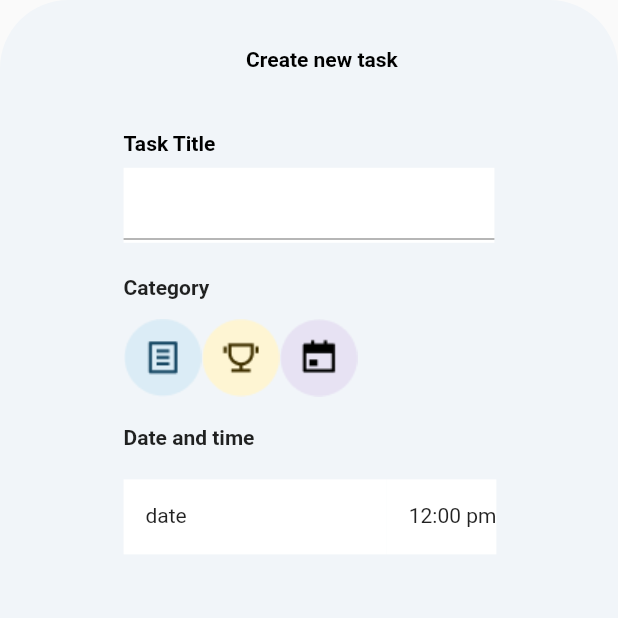
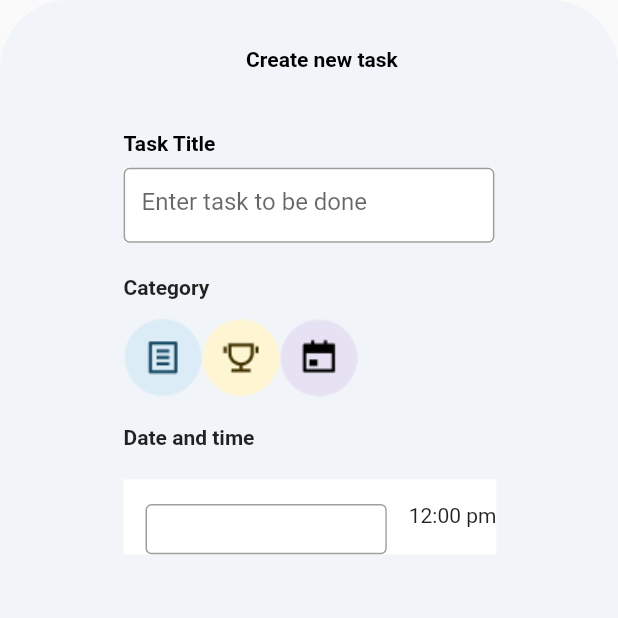
Before and after one commit to Mikhelmariya/todo, a Flutter app: the AddTaskPage screen opened directly, on a phone screen of 412 x 824 dp, the top half of it. Run offline on Flutter 3.47's test engine with Material 2 defaults, Android fonts, the phone set to English and light mode, and no system bars; our stand-ins replace table_calendar; missing offline and left inert: dart:html.

Commit message:
added textfiled with hint

```diff
--- a/lib/screens/add_task_page.dart
+++ b/lib/screens/add_task_page.dart
@@ -15,6 +15,9 @@ class AddTaskPage extends StatefulWidget {
 }
 
 class _AddTaskPageState extends State<AddTaskPage> {
+  var task = TextEditingController();
+  var date = TextEditingController();
+  var time = TextEditingController();
   DateTime selectedDate = DateTime.now();
   @override
   Widget build(BuildContext context) {
@@ -56,8 +59,12 @@ class _AddTaskPageState extends State<AddTaskPage> {
                         width: 351,
                         height: 50,
                         decoration: BoxDecoration(color: Color(0xfffffffff)),
-                        child: TextFormField(
-                          controller: taskTitleController,
+                        child: TextField(
+                          controller: task,
+                          decoration: InputDecoration(
+                            hintText: "Enter task to be done",
+                            border: OutlineInputBorder(),
+                          ),
                         ),
                       ),
                     ),
@@ -101,7 +108,9 @@ class _AddTaskPageState extends State<AddTaskPage> {
                             child: Padding(
                               padding: const EdgeInsets.only(
                                   top: 16.41, left: 14.59),
-                              child: Text("date"),
+                              child: TextField(
+                                  decoration: InputDecoration(
+                                      border: OutlineInputBorder())),
                             ),
                           ),
                           Container(
```
